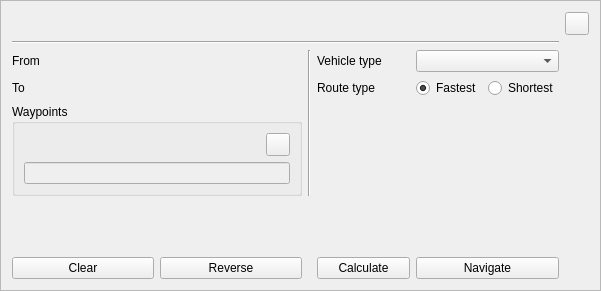
Old version of the form kadasrouting/gui/optimalroutebottombar.ui in the repository kadas-albireo/kadas-albireo2.
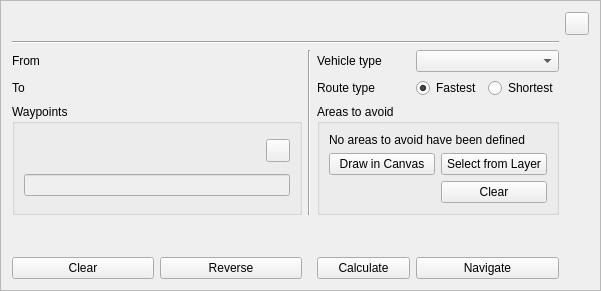
New version of the form. Icons and pictures are not drawn.

Commit message: avoid_polygons

```diff
--- a/kadasrouting/gui/optimalroutebottombar.ui
+++ b/kadasrouting/gui/optimalroutebottombar.ui
@@ -230,6 +230,46 @@
      </property>
     </widget>
    </item>
+   <item row="4" column="4" colspan="2">
+    <widget class="QGroupBox" name="groupBox_2">
+     <property name="title">
+      <string>Areas to avoid</string>
+     </property>
+     <layout class="QGridLayout" name="gridLayout_3">
+      <item row="1" column="1">
+       <widget class="QPushButton" name="btnAreasToAvoidFromLayer">
+        <property name="text">
+         <string>Select from Layer</string>
+        </property>
+       </widget>
+      </item>
+      <item row="1" column="0">
+       <widget class="QPushButton" name="btnAreasToAvoidFromCanvas">
+        <property name="text">
+         <string>Draw in Canvas</string>
+        </property>
+        <property name="checkable">
+         <bool>true</bool>
+        </property>
+       </widget>
+      </item>
+      <item row="2" column="1">
+       <widget class="QPushButton" name="btnAreasToAvoidClear">
+        <property name="text">
+         <string>Clear</string>
+        </property>
+       </widget>
+      </item>
+      <item row="0" column="0" colspan="2">
+       <widget class="QLabel" name="labelAreasToAvoid">
+        <property name="text">
+         <string>No areas to avoid have been defined</string>
+        </property>
+       </widget>
+      </item>
+     </layout>
+    </widget>
+   </item>
   </layout>
  </widget>
  <resources/>
```
Left out of the diff: 4 changed lines with no effect on the pictures. The commit also changes 1 other file.
